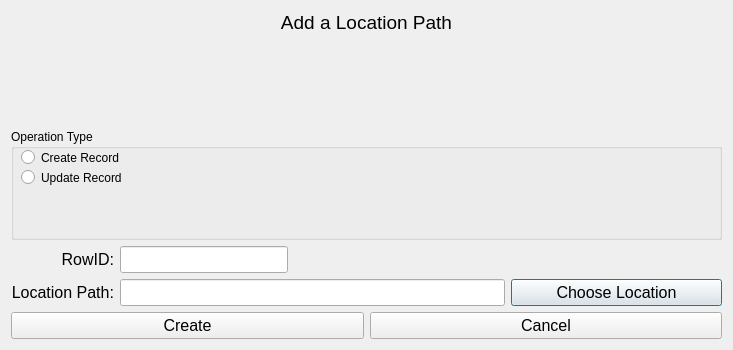
Above: location_form.ui from abiatarfestus/qrc_reader before the change. Below: the same form after it.
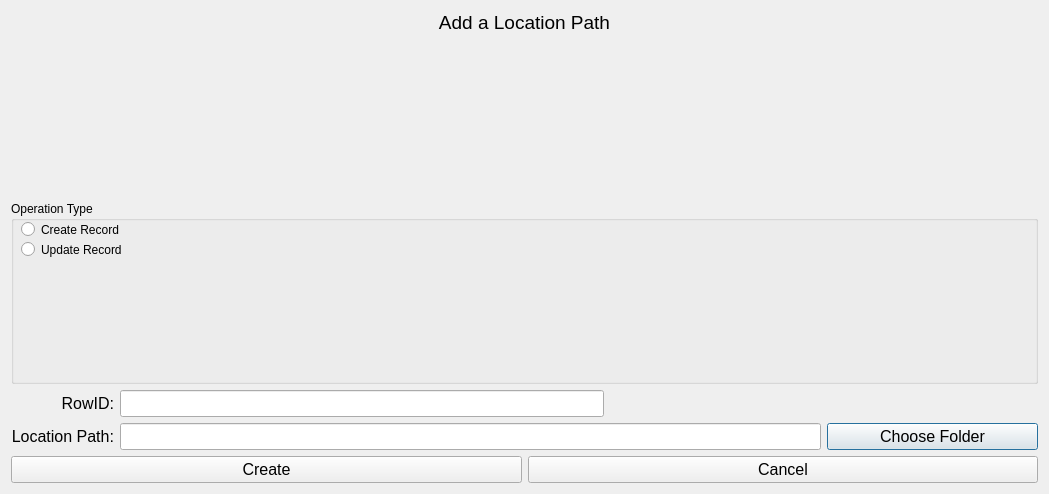
That is the form after the change.

Patch:
```diff
--- a/location_form.ui
+++ b/location_form.ui
@@ -6,8 +6,8 @@
    <rect>
     <x>0</x>
     <y>0</y>
-    <width>733</width>
-    <height>350</height>
+    <width>1049</width>
+    <height>494</height>
    </rect>
   </property>
   <property name="windowTitle">
@@ -143,7 +143,7 @@
           </font>
          </property>
          <property name="text">
-          <string>Choose Location</string>
+          <string>Choose Folder</string>
          </property>
         </widget>
        </item>
```
